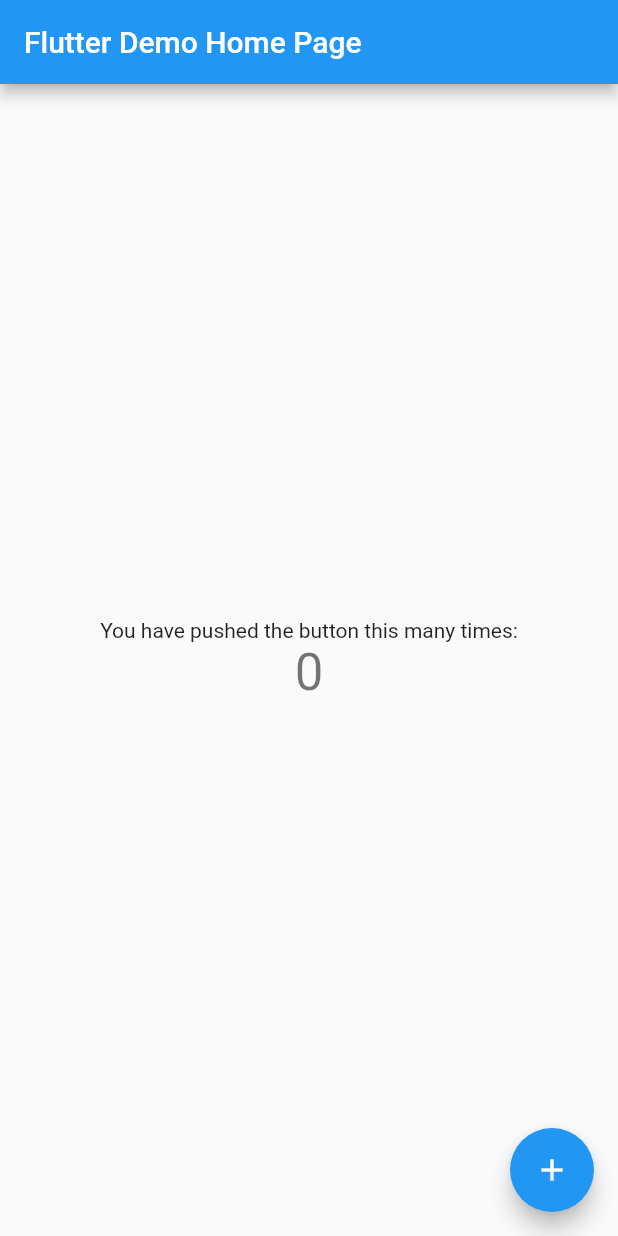
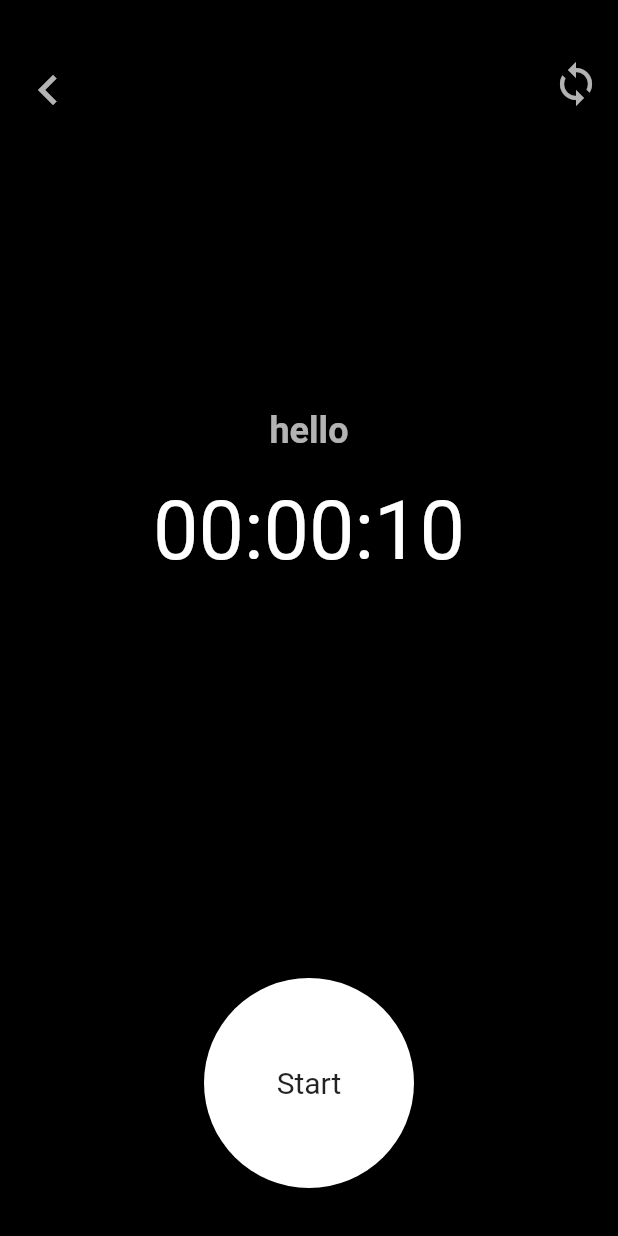
Before and after one commit to lohanidamodar/flutter_achiver, a Flutter app: the screen it shows after launch, on a phone screen of 412 x 824 dp. Run offline on Flutter 3.47's test engine with Material 2 defaults, Android fonts, the phone set to English and light mode, and no system bars.

Commit message:
basic setup

```diff
--- /dev/null
+++ b/lib/features/timer/presentation/pages/timer.dart
@@ -0,0 +1,281 @@
+import 'package:flutter/foundation.dart';
+import 'package:flutter/material.dart';
+import 'dart:async';
+
+
+class TimerPage extends StatefulWidget {
+  final Task task;
+
+  TimerPage({Key key, @required this.task}) : super(key: key);
+
+  @override
+  _TimerPageState createState() => _TimerPageState();
+}
+
+class _TimerPageState extends State<TimerPage>
+    with SingleTickerProviderStateMixin {
+  Timer timer;
+
+  Task get task => widget.task;
+
+  /// Store the time
+  /// You will pass the minutes.
+  String timeText = '';
+  String statusText = '';
+  String buttonText = 'Start';
+
+  Stopwatch stopwatch = Stopwatch();
+  static const delay = Duration(microseconds: 1);
+
+  /// for animation
+  var begin = 0.0;
+  Animation<double> heightSize;
+  AnimationController _controller;
+
+  /// Called each time the time is ticking
+  void updateClock() {
+    final duration = Duration(hours: task.hours, minutes: task.minutes, seconds: task.seconds);
+
+    // if time is up, stop the timer
+    if (stopwatch.elapsed.inMilliseconds == duration.inMilliseconds) {
+        print('--finished Timer Page--');
+        stopwatch.stop();
+        stopwatch.reset();
+        _controller.stop(canceled: false);
+        setState(() {
+          statusText = 'Finished';
+          buttonText = "Restart";
+        });
+      return;
+    }else {
+      statusText = '';
+    }
+
+    final millisecondsRemaining = duration.inMilliseconds - stopwatch.elapsed.inMilliseconds;
+    final hoursRemaining = ((millisecondsRemaining / (1000*60*60)) % 24).toInt();
+    final minutesRemaining = ((millisecondsRemaining / (1000*60)) % 60).toInt();
+    final secondsRemaining = ((millisecondsRemaining / 1000) % 60).toInt();
+
+    setState(() {
+      timeText =
+          '${hoursRemaining.toString().padLeft(2, '0')}:'
+              '${minutesRemaining.toString().padLeft(2, '0')}:'
+              '${secondsRemaining.toString().padLeft(2, '0')}';
+    });
+
+    if (stopwatch.isRunning) {
+      setState(() {
+        buttonText = "Running";
+      });
+    } else if (stopwatch.elapsed.inSeconds == 0) {
+      setState(() {
+        timeText = '${task.hours.toString().padLeft(2, "0")}:'
+            '${task.minutes.toString().padLeft(2, '0')}:'
+            '${task.seconds.toString().padLeft(2, '0')}';
+        buttonText = "Start";
+      });
+    } else {
+      setState(() {
+        buttonText = "Paused";
+      });
+    }
+  }
+
+  @override
+  void initState() {
+    super.initState();
+    final duration = Duration(
+        days: 0,
+        hours: task.hours,
+        minutes: task.minutes,
+        seconds: task.seconds
+    );
+    _controller = AnimationController(
+      duration: duration,
+      vsync: this,
+    );
+
+    timer = Timer.periodic(delay, (Timer t) => updateClock());
+  }
+
+  @override
+  void dispose() {
+    _controller.dispose();
+    stopwatch.stop();
+    timer.cancel();
+    super.dispose();
+  }
+
+  void _restartCountDown() {
+    begin = 0.0;
+    _controller.reset();
+    stopwatch.stop();
+    stopwatch.reset();
+  }
+
+  @override
+  Widget build(BuildContext context) {
+    heightSize =
+        new Tween(begin: begin, end: MediaQuery.of(context).size.height - 65)
+            .animate(
+      CurvedAnimation(
+        parent: _controller,
+        curve: Curves.easeInOut,
+      ),
+    );
+
+    Size size = Size(MediaQuery.of(context).size.width, heightSize.value);
+
+    return Scaffold(
+      backgroundColor: Colors.black,
+      body: Stack(
+        children: <Widget>[
+          Padding(
+            padding: const EdgeInsets.only(top: 32.0, left: 4.0, right: 4.0),
+            child: Row(
+              children: <Widget>[
+                IconButton(
+                    icon: Icon(
+                      Icons.navigate_before,
+                      size: 40.0,
+                      color: Colors.white70,
+                    ),
+                    onPressed: () {
+                      Navigator.of(context).pop();
+                    }),
+                Spacer(),
+                IconButton(
+                  icon: Icon(
+                    Icons.sync,
+                    size: 32.0,
+                    color: Colors.white70,
+                  ),
+                  onPressed: _restartCountDown,
+                ),
+              ],
+            ),
+          ),
+          Align(
+            alignment: Alignment.center,
+            child: Container(
+              margin: EdgeInsets.only(bottom: 250),
+              child: Center(
+                child: Text(
+                  task.title,
+                  style: TextStyle(
+                      fontSize: 24.0,
+                      color: Colors.white70,
+                      fontWeight: FontWeight.bold),
+                ),
+              ),
+            ),
+          ),
+          Align(
+            alignment: Alignment.center,
+            child: Container(
+              margin: EdgeInsets.only(bottom: 100),
+              child: Center(
+                child: Column(
+                  mainAxisSize: MainAxisSize.min,
+                  children: <Widget>[
+                    Text(
+                      timeText,
+                      style: TextStyle(fontSize: 54.0, color: Colors.white),
+                    ),
+                    Text(
+                      statusText,
+                      style: TextStyle(color: Colors.white70),
+                    ),
+                  ],
+                ),
+              ),
+            ),
+          ),
+          Align(
+            alignment: Alignment.bottomCenter,
+            child: Container(
+              margin: EdgeInsets.only(bottom: 32),
+              child: GestureDetector(
+                  child: RoundedButton(text: buttonText),
+                  onTap: () {
+                    if (stopwatch.isRunning) {
+                      print('--Paused--');
+                      stopwatch.stop();
+                      _controller.stop(canceled: false);
+                    } else {
+                      print('--Running--');
+                      begin = 50.0;
+                      stopwatch.start();
+                      _controller.forward();
+                    }
+
+                    updateClock();
+                  }),
+            ),
+          )
+        ],
+      ),
+    );
+  }
+}
+
+class RoundedButton extends StatefulWidget{
+  final String text;
+  RoundedButton({Key key, @required this.text}): super(key: key);
+
+  @override
+  _RoundedButtonState createState() => _RoundedButtonState();
+}
+
+class _RoundedButtonState extends State<RoundedButton>{
+
+  @override
+  Widget build(BuildContext context) {
+    return new Container(
+      width: 140.0,
+      height: 140.0,
+      decoration: new BoxDecoration(
+          color: Colors.white,
+          borderRadius: BorderRadius.circular(100.0),
+          boxShadow: <BoxShadow>[
+            BoxShadow(
+                color: Colors.black,
+                blurRadius: 5.0
+            )
+          ]
+      ),
+      child: Center(
+        child: Text(widget.text,
+          style: TextStyle(
+              fontSize: 20.0,
+          ),
+        ),
+      ),
+    );
+  }
+}
+
+class Task{
+  final int id;
+  final Color color;
+  final String title;
+  final int hours, minutes, seconds;
+
+  Task({
+    this.id = 0,
+    this.color,
+    this.title,
+    this.hours,
+    this.minutes,
+    this.seconds
+  });
+
+  factory Task.fromMap(Map<String, dynamic> json) => Task(
+      id: json['id'],
+      color: Color(json['color']),
+      title: json['title'],
+      hours: json['hours'],
+      minutes: json['minutes'],
+      seconds: json['seconds']
+  );
+}
--- a/lib/main.dart
+++ b/lib/main.dart
@@ -1,111 +1,19 @@
 import 'package:flutter/material.dart';
+import 'package:flutter_achiver/features/timer/presentation/pages/timer.dart';
+
+import 'features/auth/presentation/pages/welcome_page.dart';
 
 void main() => runApp(MyApp());
 
 class MyApp extends StatelessWidget {
-  // This widget is the root of your application.
   @override
   Widget build(BuildContext context) {
     return MaterialApp(
-      title: 'Flutter Demo',
+      title: 'Achiver',
       theme: ThemeData(
-        // This is the theme of your application.
-        //
-        // Try running your application with "flutter run". You'll see the
-        // application has a blue toolbar. Then, without quitting the app, try
-        // changing the primarySwatch below to Colors.green and then invoke
-        // "hot reload" (press "r" in the console where you ran "flutter run",
-        // or simply save your changes to "hot reload" in a Flutter IDE).
-        // Notice that the counter didn't reset back to zero; the application
-        // is not restarted.
-        primarySwatch: Colors.blue,
+        primarySwatch: Colors.pink,
       ),
-      home: MyHomePage(title: 'Flutter Demo Home Page'),
+      home: TimerPage(task: Task(color: Colors.red,hours: 0,minutes: 0,seconds: 10,title: "hello",id: 1),),
     );
   }
 }
-
-class MyHomePage extends StatefulWidget {
-  MyHomePage({Key key, this.title}) : super(key: key);
-
-  // This widget is the home page of your application. It is stateful, meaning
-  // that it has a State object (defined below) that contains fields that affect
-  // how it looks.
-
-  // This class is the configuration for the state. It holds the values (in this
-  // case the title) provided by the parent (in this case the App widget) and
-  // used by the build method of the State. Fields in a Widget subclass are
-  // always marked "final".
-
-  final String title;
-
-  @override
-  _MyHomePageState createState() => _MyHomePageState();
-}
-
-class _MyHomePageState extends State<MyHomePage> {
-  int _counter = 0;
-
-  void _incrementCounter() {
-    setState(() {
-      // This call to setState tells the Flutter framework that something has
-      // changed in this State, which causes it to rerun the build method below
-      // so that the display can reflect the updated values. If we changed
-      // _counter without calling setState(), then the build method would not be
-      // called again, and so nothing would appear to happen.
-      _counter++;
-    });
-  }
-
-  @override
-  Widget build(BuildContext context) {
-    // This method is rerun every time setState is called, for instance as done
-    // by the _incrementCounter method above.
-    //
-    // The Flutter framework has been optimized to make rerunning build methods
-    // fast, so that you can just rebuild anything that needs updating rather
-    // than having to individually change instances of widgets.
-    return Scaffold(
-      appBar: AppBar(
-        // Here we take the value from the MyHomePage object that was created by
-        // the App.build method, and use it to set our appbar title.
-        title: Text(widget.title),
-      ),
-      body: Center(
-        // Center is a layout widget. It takes a single child and positions it
-        // in the middle of the parent.
-        child: Column(
-          // Column is also a layout widget. It takes a list of children and
-          // arranges them vertically. By default, it sizes itself to fit its
-          // children horizontally, and tries to be as tall as its parent.
-          //
-          // Invoke "debug painting" (press "p" in the console, choose the
-          // "Toggle Debug Paint" action from the Flutter Inspector in Android
-          // Studio, or the "Toggle Debug Paint" command in Visual Studio Code)
-          // to see the wireframe for each widget.
-          //
-          // Column has various properties to control how it sizes itself and
-          // how it positions its children. Here we use mainAxisAlignment to
-          // center the children vertically; the main axis here is the vertical
-          // axis because Columns are vertical (the cross axis would be
-          // horizontal).
-          mainAxisAlignment: MainAxisAlignment.center,
-          children: <Widget>[
-            Text(
-              'You have pushed the button this many times:',
-            ),
-            Text(
-              '$_counter',
-              style: Theme.of(context).textTheme.display1,
-            ),
-          ],
-        ),
-      ),
-      floatingActionButton: FloatingActionButton(
-        onPressed: _incrementCounter,
-        tooltip: 'Increment',
-        child: Icon(Icons.add),
-      ), // This trailing comma makes auto-formatting nicer for build methods.
-    );
-  }
-}
```
Also changed, not shown: lib/core/presentation/res/constants.dart (added, +11 -0 lines), lib/features/auth/presentation/pages/welcome_page.dart (added, +27 -0 lines), pubspec.yaml (+4 -55 lines), lib/core/presentation/res/colors.dart (added), lib/core/presentation/res/sizes.dart (added), lib/core/presentation/res/styles.dart (added), lib/features/projects/presentation/pages/projects.dart (added), lib/features/timer/presentation/pages/home.dart (added), pubspec.lock.
